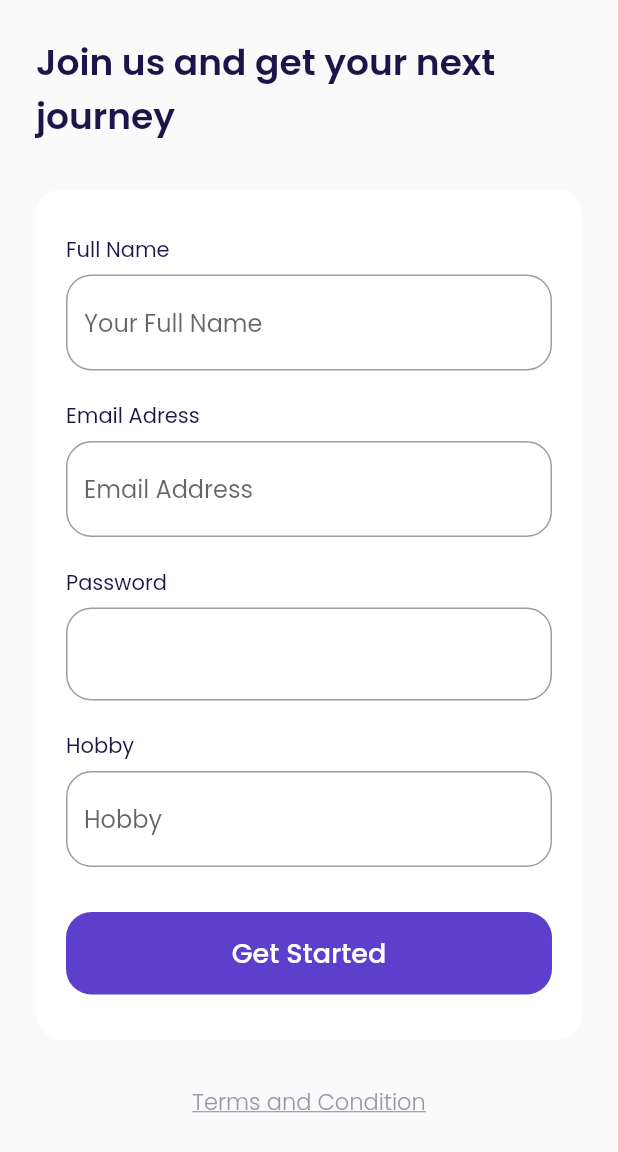
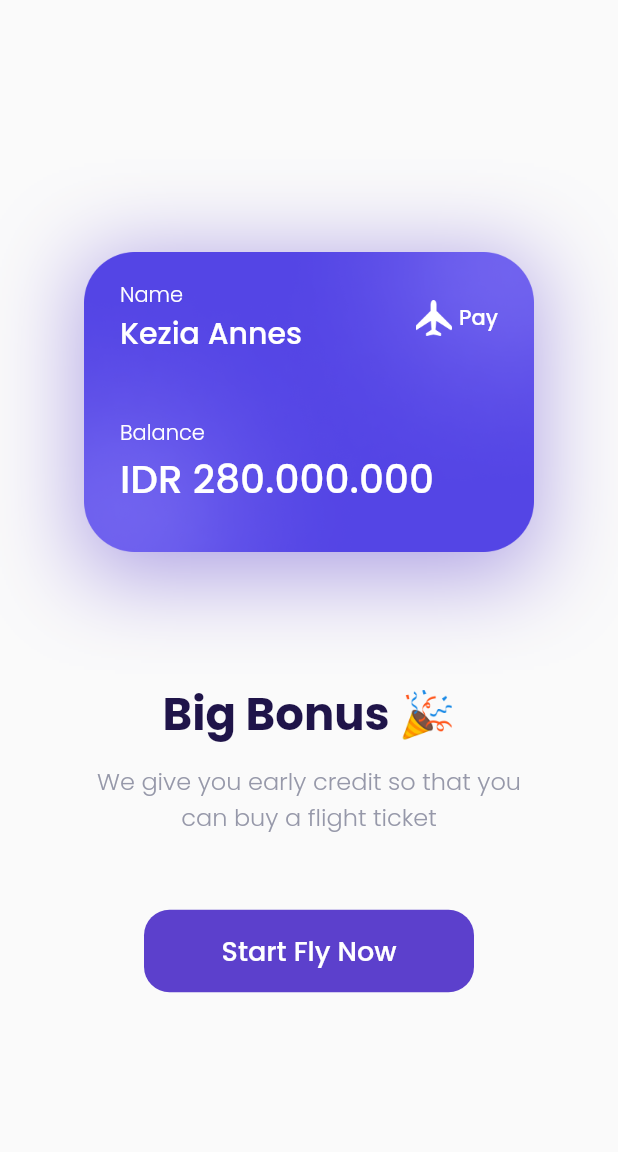
Before and after one commit to pldweb/booking-pesawat, a Flutter app: the SignUpPage screen opened by its route, after a tap on "Get Started", on a phone screen of 412 x 824 dp. Shown: the top 1152 px of the screen. Run offline on Flutter 3.47's test engine with Material 2 defaults, Android fonts, the phone set to English and light mode, and no system bars; our stand-ins replace google_fonts.

Commit message:
update bonus page

```diff
--- a/lib/main.dart
+++ b/lib/main.dart
@@ -1,6 +1,7 @@
 // ignore_for_file: prefer_const_constructors
 
 import 'package:flutter/material.dart';
+import 'package:pertama_kali2/ui/pages/bonus_page.dart';
 
 import 'ui/pages/get_started_pages.dart';
 import 'ui/pages/sign_up_page.dart';
@@ -20,6 +21,7 @@ class MyApp extends StatelessWidget {
         '/': (context) => SplashPage(),
         '/get-started': (context) => GetStartedPage(),
         '/sign-up': (context) => SignUpPage(),
+        '/bonus': (context) => BonusPage(),
       },
     );
   }
--- /dev/null
+++ b/lib/ui/pages/bonus_page.dart
@@ -0,0 +1,175 @@
+// ignore_for_file: prefer_const_constructors
+
+import 'package:flutter/material.dart';
+import 'package:pertama_kali2/shared/theme.dart';
+
+class BonusPage extends StatelessWidget {
+  const BonusPage({super.key});
+
+  @override
+  Widget build(BuildContext context) {
+    Widget bonusCard() {
+      return Container(
+        width: 300,
+        height: 211,
+        padding: EdgeInsets.all(defaultMargin),
+        decoration: BoxDecoration(
+            image: DecorationImage(
+              image: AssetImage('assets/image_card.png'),
+            ),
+            boxShadow: [
+              BoxShadow(
+                color: kPrimaryColor.withOpacity(0.5),
+                blurRadius: 50,
+                offset: Offset(0, 10),
+              ),
+            ]),
+        child: Column(
+          children: [
+            Row(
+              children: [
+                Expanded(
+                  child: Column(
+                    crossAxisAlignment: CrossAxisAlignment.start,
+                    children: [
+                      Text(
+                        'Name',
+                        style: whiteTextStyle.copyWith(
+                          fontWeight: light,
+                        ),
+                      ),
+                      Text(
+                        'Kezia Annes',
+                        style: whiteTextStyle.copyWith(
+                            fontSize: 20, fontWeight: medium),
+                        overflow: TextOverflow.ellipsis,
+                      ),
+                    ],
+                  ),
+                ),
+                Container(
+                  margin: EdgeInsets.only(right: 5),
+                  width: 24,
+                  height: 24,
+                  decoration: BoxDecoration(
+                    image: DecorationImage(
+                      image: AssetImage(
+                        'assets/icon_plane.png',
+                      ),
+                    ),
+                  ),
+                ),
+                Text(
+                  'Pay',
+                  style: whiteTextStyle.copyWith(
+                    fontWeight: medium,
+                  ),
+                ),
+              ],
+            ),
+            SizedBox(
+              height: 41,
+            ),
+            Row(
+              children: [
+                Column(
+                  crossAxisAlignment: CrossAxisAlignment.start,
+                  children: [
+                    Text(
+                      'Balance',
+                      style: whiteTextStyle.copyWith(
+                        fontWeight: light,
+                      ),
+                    ),
+                    Text(
+                      'IDR 280.000.000',
+                      style: whiteTextStyle.copyWith(
+                          fontSize: 26, fontWeight: medium),
+                    ),
+                  ],
+                ),
+              ],
+            )
+          ],
+        ),
+      );
+    }
+
+    Widget title() {
+      return Container(
+        margin: EdgeInsets.only(
+          top: 80,
+        ),
+        child: Text(
+          'Big Bonus 🎉',
+          style: blackTextStyle.copyWith(
+            fontSize: 30,
+            fontWeight: bold,
+          ),
+        ),
+      );
+    }
+
+    Widget subtitle() {
+      return Container(
+        padding: EdgeInsets.symmetric(
+          horizontal: 62,
+        ),
+        margin: EdgeInsets.only(
+          top: 10,
+        ),
+        child: Text(
+          'We give you early credit so that you can buy a flight ticket',
+          style: greyTextStyle.copyWith(
+            fontSize: 16,
+            fontWeight: light,
+          ),
+          textAlign: TextAlign.center,
+        ),
+      );
+    }
+
+    Widget startButton() {
+      return Container(
+        margin: EdgeInsets.only(top: 50),
+        width: 220,
+        height: 55,
+        child: TextButton(
+          onPressed: () {
+            Navigator.pushNamed(context, '/bonus');
+          },
+          style: TextButton.styleFrom(
+            backgroundColor: kPrimaryColor,
+            shape: RoundedRectangleBorder(
+              borderRadius: BorderRadius.circular(
+                defaultRadius,
+              ),
+            ),
+          ),
+          child: Text(
+            'Start Fly Now',
+            style: whiteTextStyle.copyWith(
+              fontSize: 18,
+              fontWeight: medium,
+            ),
+          ),
+        ),
+      );
+    }
+
+    return Scaffold(
+      backgroundColor: kBackgroundColor,
+      body: Center(
+        child: Column(
+          mainAxisAlignment: MainAxisAlignment.center,
+          children: [
+            bonusCard(),
+            title(),
+            subtitle(),
+            startButton(),
+          ],
+        ),
+      ),
+    );
+  }
+}
--- /dev/null
+++ b/lib/ui/pages/main_page.dart
@@ -0,0 +1,11 @@
+import 'package:flutter/material.dart';
+import 'package:pertama_kali2/shared/theme.dart';
+
+class MainPage extends StatelessWidget {
+  const MainPage({super.key});
+
+  @override
+  Widget build(BuildContext context) {
+    return Scaffold();
+  }
+}
--- a/lib/ui/pages/sign_up_page.dart
+++ b/lib/ui/pages/sign_up_page.dart
@@ -184,7 +184,9 @@ class SignUpPage extends StatelessWidget {
         width: double.infinity,
         height: 55,
         child: TextButton(
-          onPressed: () {},
+          onPressed: () {
+            Navigator.pushNamed(context, '/bonus');
+          },
           style: TextButton.styleFrom(
             backgroundColor: kPrimaryColor,
             shape: RoundedRectangleBorder(
@@ -244,7 +246,11 @@ class SignUpPage extends StatelessWidget {
       backgroundColor: kBackgroundColor,
       body: ListView(
         padding: EdgeInsets.all(defaultMargin),
-        children: [title(), inputSection(), tacButton(), Column()],
+        children: [
+          title(),
+          inputSection(),
+          tacButton(),
+        ],
       ),
     );
   }
```
